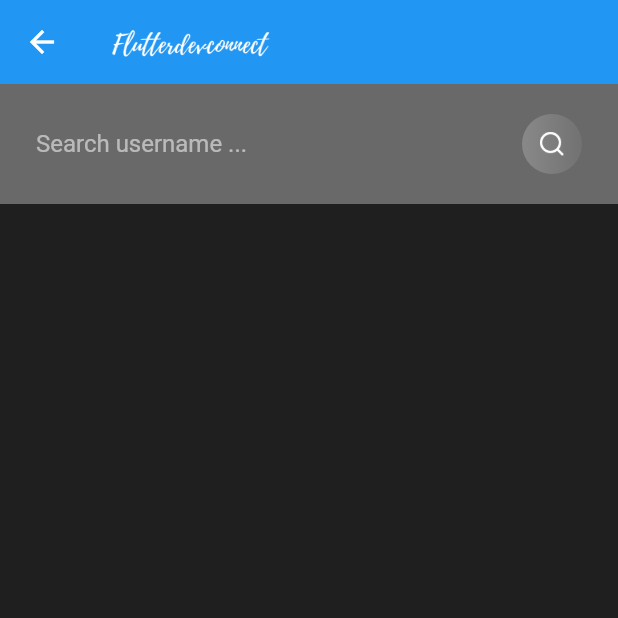
After one commit to andreasklumpp/FlutterChatApp, a Flutter app: the Search screen opened directly, on a phone screen of 412 x 824 dp, the top half of it. The commit adds this screen. Run offline on Flutter 3.47's test engine with Material 2 defaults, Android fonts, the phone set to English and light mode, and no system bars; our stand-ins replace cloud_firestore, firebase_auth, shared_preferences; accounts and stored records are empty.

Commit message:
Search implemented

```diff
--- a/FlutterChatApp/lib/main.dart
+++ b/FlutterChatApp/lib/main.dart
@@ -1,4 +1,4 @@
-import 'package:FlutterChatApp/views/signin.dart';
+import 'package:FlutterChatApp/helper/authenticate.dart';
 import 'package:flutter/material.dart';
 
 void main() {
@@ -16,7 +16,7 @@ class MyApp extends StatelessWidget {
         primarySwatch: Colors.blue,
         visualDensity: VisualDensity.adaptivePlatformDensity,
       ),
-      home: SignIn(),
+      home: Authenticate(),
     );
   }
 }
--- /dev/null
+++ b/FlutterChatApp/lib/models/user.dart
@@ -0,0 +1,4 @@
+class User {
+  final String uid;
+  User({this.uid});
+}
--- /dev/null
+++ b/FlutterChatApp/lib/views/search.dart
@@ -0,0 +1,151 @@
+import 'package:FlutterChatApp/services/database.dart';
+import 'package:FlutterChatApp/widgets/widgets.dart';
+import 'package:cloud_firestore/cloud_firestore.dart';
+import 'package:flutter/material.dart';
+
+class Search extends StatefulWidget {
+  @override
+  _SearchState createState() => _SearchState();
+}
+
+class _SearchState extends State<Search> {
+  TextEditingController searchEditingController = new TextEditingController();
+
+  DatabaseService databaseService = new DatabaseService();
+
+  QuerySnapshot searchSnapshot;
+
+  initiateSearch() {
+    databaseService
+        .getUserByUsername(searchEditingController.text)
+        .then((results) {
+      setState(() {
+        searchSnapshot = results;
+      });
+      print(results);
+    });
+  }
+
+  createChatroomAndStartConversation(String username){
+    List<String> users = [username, ];
+
+    //databaseService.createChatRoom(chatRoomId, chatRoomMap)
+
+  }
+
+  Widget searchList() {
+    return searchSnapshot != null
+        ? ListView.builder(
+            itemCount: searchSnapshot.documents.length,
+            shrinkWrap: true,
+            itemBuilder: (context, index) {
+              return SearchItemTile(
+                  username: searchSnapshot.documents[index].data["name"],
+                  email: searchSnapshot.documents[index].data["email"]);
+            })
+        : Container();
+  }
+
+  @override
+  void initState() {
+    super.initState();
+  }
+
+  @override
+  Widget build(BuildContext context) {
+    return Scaffold(
+      appBar: appBarMain(context),
+      body: Container(
+        child: Column(
+          children: <Widget>[
+            Container(
+              color: Color(0x54FFFFFF),
+              padding: EdgeInsets.symmetric(horizontal: 24, vertical: 16),
+              child: Row(
+                children: <Widget>[
+                  Expanded(
+                    child: TextField(
+                      controller: searchEditingController,
+                      style: TextStyle(color: Colors.white),
+                      decoration: InputDecoration(
+                        hintText: "Search username ...",
+                        hintStyle: TextStyle(color: Colors.white54),
+                        border: InputBorder.none,
+                      ),
+                    ),
+                  ),
+                  GestureDetector(
+                    onTap: () {
+                      initiateSearch();
+                    },
+                    child: Container(
+                      height: 40,
+                      width: 40,
+                      padding: EdgeInsets.all(12),
+                      decoration: BoxDecoration(
+                        gradient: LinearGradient(
+                          colors: [
+                            const Color(0x36FFFFFF),
+                            const Color(0x0FFFFFFF),
+                          ],
+                        ),
+                        borderRadius: BorderRadius.circular(40),
+                      ),
+                      child: Image.asset("assets/images/search_white.png"),
+                    ),
+                  ),
+                ],
+              ),
+            ),
+            searchList(),
+          ],
+        ),
+      ),
+    );
+  }
+}
+
+class SearchItemTile extends StatelessWidget {
+  final String username;
+  final String email;
+
+  SearchItemTile({this.username, this.email});
+
+  @override
+  Widget build(BuildContext context) {
+    return Container(
+      padding: EdgeInsets.symmetric(horizontal: 24, vertical: 16),
+      child: Row(
+        children: <Widget>[
+          Column(
+            crossAxisAlignment: CrossAxisAlignment.start,
+            children: <Widget>[
+              Text(
+                this.username,
+                style: mediumTextStyle(),
+              ),
+              Text(
+                this.email,
+                style: simpleTextStyle(),
+              ),
+            ],
+          ),
+          Spacer(),
+          GestureDetector(
+            onTap: () {
+
+            },
+            child: Container(
+              padding: EdgeInsets.symmetric(horizontal: 16, vertical: 16),
+              decoration: BoxDecoration(
+                color: Colors.blue,
+                borderRadius: BorderRadius.circular(30),
+              ),
+              child: Text("Message", style: mediumTextStyle()),
+            ),
+          )
+        ],
+      ),
+    );
+  }
+}
--- a/FlutterChatApp/lib/widgets/widgets.dart
+++ b/FlutterChatApp/lib/widgets/widgets.dart
@@ -15,6 +15,10 @@ TextStyle simpleTextStyle() {
   return TextStyle(color: Colors.white, fontSize: 16);
 }
 
+TextStyle mediumTextStyle() {
+  return TextStyle(color: Colors.white, fontSize: 18);
+}
+
 TextStyle biggerTextStyle() {
   return TextStyle(color: Colors.white, fontSize: 17);
 }
--- a/FlutterChatApp/pubspec.yaml
+++ b/FlutterChatApp/pubspec.yaml
@@ -28,6 +28,9 @@ dependencies:
   # The following adds the Cupertino Icons font to your application.
   # Use with the CupertinoIcons class for iOS style icons.
   cupertino_icons: ^0.1.3
+  firebase_auth: ^0.16.0
+  shared_preferences: ^0.5.8
+  cloud_firestore: ^0.13.7
 
 dev_dependencies:
   flutter_test:
```
Also changed, not shown: FlutterChatApp/lib/helper/authenticate.dart (added, +23 -0 lines), FlutterChatApp/lib/helper/helper_function.dart (added, +39 -0 lines), FlutterChatApp/lib/services/auth.dart (added, +40 -0 lines), FlutterChatApp/lib/services/database.dart (added, +24 -0 lines), FlutterChatApp/lib/views/chatroomscreen.dart (+56 -0 lines), FlutterChatApp/lib/views/signin.dart (+57 -7 lines), FlutterChatApp/lib/views/signup.dart (added, +201 -0 lines), FlutterChatApp/lib/views/singup.dart (deleted, +0 -124 lines), 6 other files.
